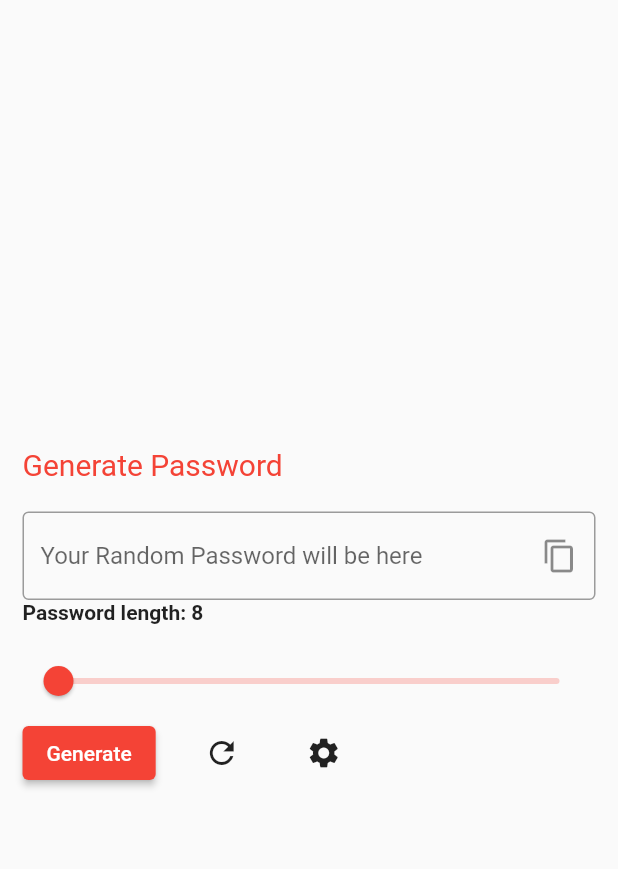
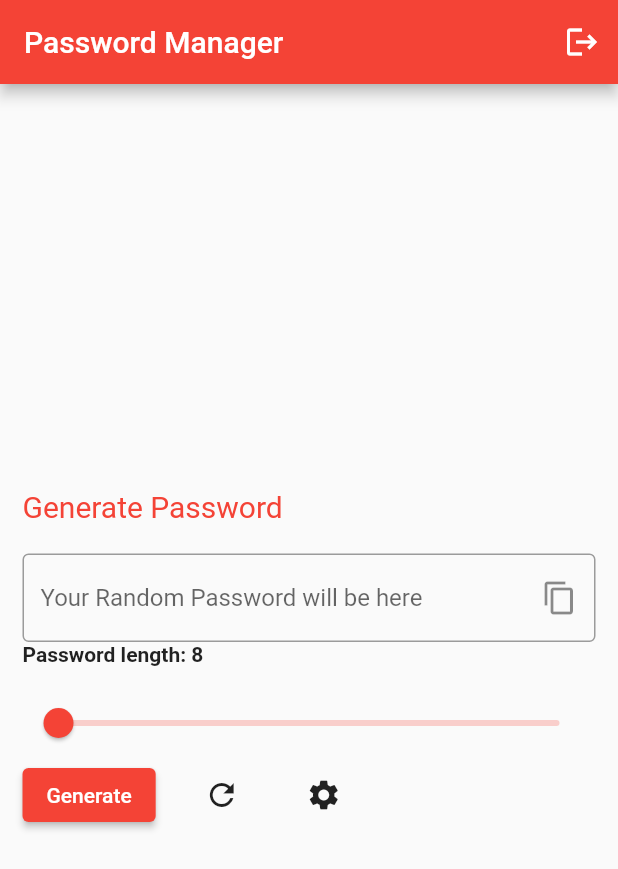
Before and after one commit to codewithumar/passwordmanagerFlutter, a Flutter app: the GeneratePassword screen opened directly, on a phone screen of 412 x 824 dp. Shown: the top 869 px of the screen. Run offline on Flutter 3.47's test engine with Material 2 defaults, Android fonts, the phone set to English and light mode, and no system bars; our stand-ins replace firebase_auth, firebase_core; accounts and stored records are empty.

```diff
--- a/lib/MyApp.dart
+++ b/lib/MyApp.dart
@@ -29,6 +29,6 @@ class MyHomePage extends StatefulWidget {
 class _MyHomePageState extends State<MyHomePage> {
   @override
   Widget build(BuildContext context) {
-    return const login();
+    return const Scaffold(body: login());
   }
 }
--- a/lib/Widgets/passwordGeneratoWidget.dart
+++ b/lib/Widgets/passwordGeneratoWidget.dart
@@ -1,7 +1,9 @@
 import 'dart:math';
 
+import 'package:firebase_auth/firebase_auth.dart';
 import 'package:flutter/material.dart';
 import 'package:flutter/services.dart';
+import 'package:passmanager/Widgets/login.dart';
 
 class GeneratePassword extends StatefulWidget {
   const GeneratePassword({Key? key}) : super(key: key);
@@ -27,7 +29,18 @@ class GeneratePasswordState extends State<GeneratePassword> {
 
   @override
   Widget build(BuildContext context) {
-    return Container(
+    final auth = FirebaseAuth.instance;
+    return Scaffold(
+      appBar: AppBar(title: const Text('Password Manager'), actions: [
+        IconButton(
+            onPressed: () {
+              auth.signOut();
+              Navigator.of(context).pushReplacement(
+                  MaterialPageRoute(builder: (context) => const login()));
+            },
+            icon: const Icon(Icons.logout))
+      ]),
+      body: Container(
         padding: const EdgeInsets.all(15.0),
         child: Column(
           crossAxisAlignment: CrossAxisAlignment.start,
@@ -110,6 +123,7 @@ class GeneratePasswordState extends State<GeneratePassword> {
               ],
             ),
           ],
+        ),
       ),
     );
   }
```
Also changed, not shown: lib/Widgets/Sample.dart (deleted, +0 -17 lines), lib/Widgets/login.dart (+4 -4 lines). Lines whose indentation alone changed are shown as unchanged.
